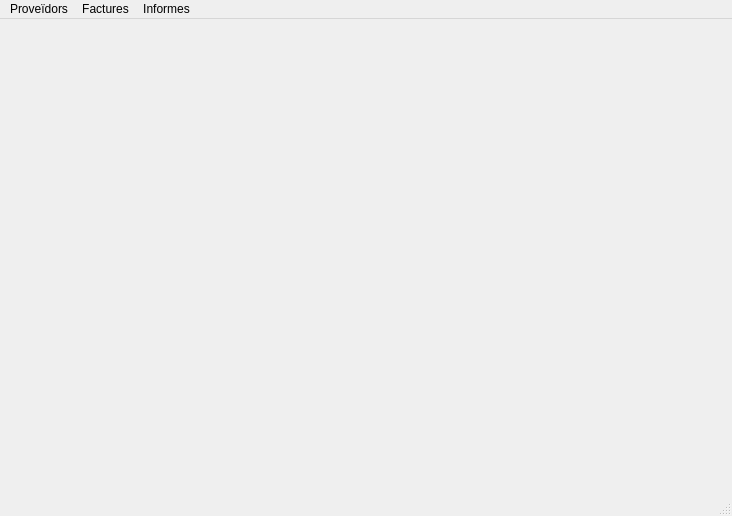
This is src/ui/main_window.ui in lockedofh/GestionS as Qt 5 draws it before an edit. The edited form follows.
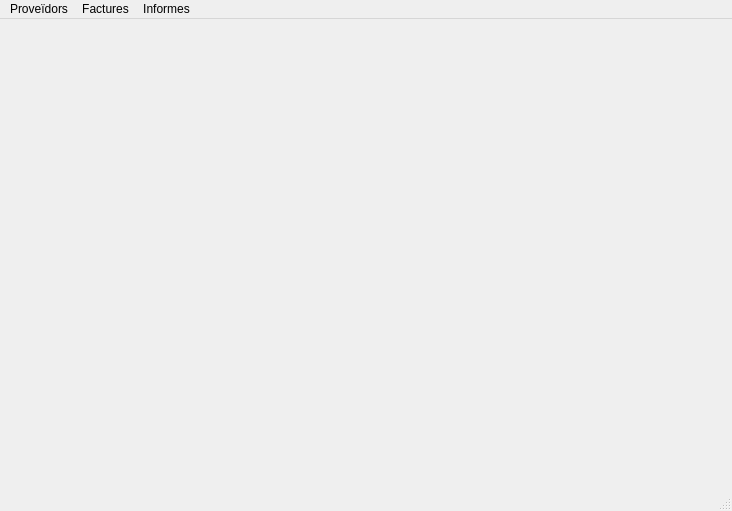
This is the edited form. Icons and pictures are not drawn.

What changed in the file:
```diff
--- a/src/ui/main_window.ui
+++ b/src/ui/main_window.ui
@@ -7,7 +7,7 @@
     <x>0</x>
     <y>0</y>
     <width>732</width>
-    <height>516</height>
+    <height>511</height>
    </rect>
   </property>
   <property name="windowTitle">
```
Left out of the diff: 14 changed lines with no effect on the pictures.
